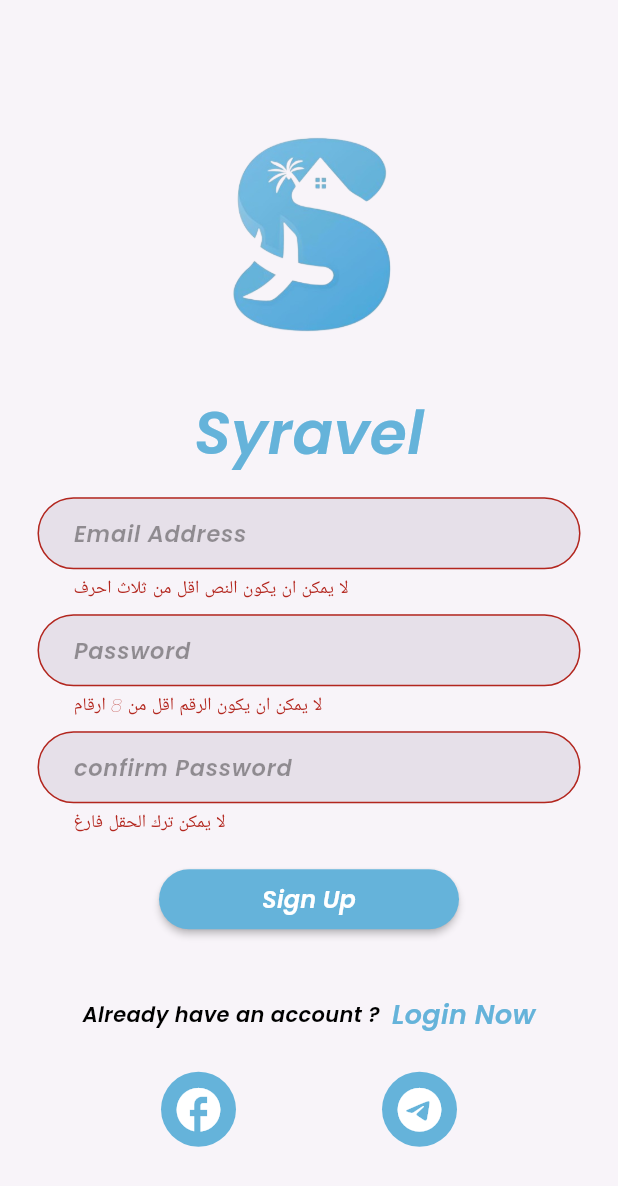
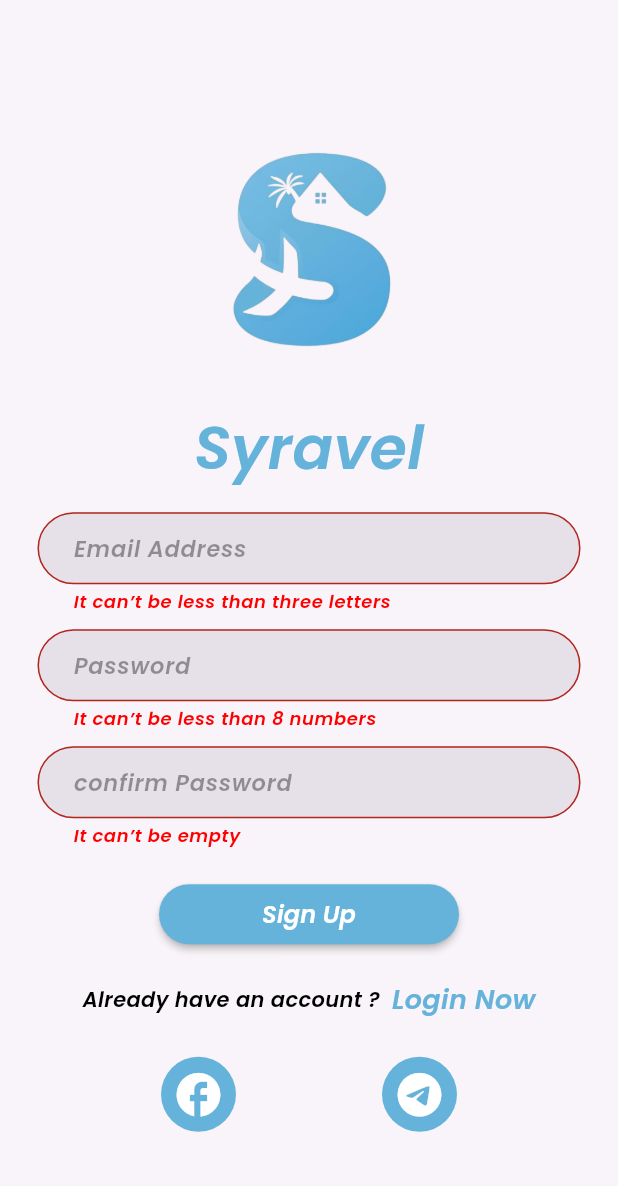
Before and after one commit to Ahmad01Almasri/Tourist_Guide_App, a Flutter app: the SignUp screen opened by its route, after a tap on "Sign Up", on a phone screen of 412 x 824 dp. Shown: the top 1186 px of the screen. Run offline on Flutter 3.47's test engine with Material 3 defaults, Android fonts, the phone set to English and light mode, and no system bars; our stand-ins replace fluttertoast, get_it, go_router, shared_preferences, shimmer, smooth_page_indicator; accounts and stored records are empty.

Commit message:
validation error text and style

```diff
--- a/lib/core/routes/app_router.dart
+++ b/lib/core/routes/app_router.dart
@@ -1,15 +1,16 @@
 import 'package:go_router/go_router.dart';
-import 'package:tourist_guide/features/auth/presentation/screen/login.dart';
-import 'package:tourist_guide/features/auth/presentation/screen/signup.dart';
+import 'package:tourist_guide/features/auth/presentation/pages/login.dart';
+import 'package:tourist_guide/features/auth/presentation/pages/signup.dart';
 import 'package:tourist_guide/features/splash/presentation/views/splash_view.dart';
 
+import '../../features/home/presentation/pages/city_selection.dart';
 import '../../features/on_boarding/presentation/views/on_boarding_view.dart';
 
 final GoRouter router = GoRouter(
   routes: [
     GoRoute(
       path: "/",
-      builder: (context, state) => const SplashPage(),
+      builder: (context, state) => const SignUp(),
     ),
     GoRoute(
       path: "/onBoarding",
@@ -22,6 +23,10 @@
     GoRoute(
       path: "/signIn",
       builder: (context, state) => const Login(),
+    ),
+    GoRoute(
+      path: "/citySelection",
+      builder: (context, state) => const SplashPage(),
     ),
     // GoRoute(
     //   path: "/forgotPassword",
--- a/lib/core/utils/app_colors.dart
+++ b/lib/core/utils/app_colors.dart
@@ -10,4 +10,5 @@
   static Color black = const Color(0xff000000);
   static Color white = const Color(0xffFFFFFF);
   static Color black38 = const Color(0x61000000);
+  static Color red = const Color(0xffFF0000);
 }
--- a/lib/core/utils/app_strings.dart
+++ b/lib/core/utils/app_strings.dart
@@ -22,8 +22,14 @@
       alreadyHaveAnAccount = "Already have an account ? ",
       dontHaveAnAccount = "Don’t have an account ? ",
       forgotPassword = "Forgot Password ?",
+      //validation
+      lessThanEight = "It can’t be less than 8 numbers",
+      lessThanThree = "It can’t be less than three letters",
+      empty = "It can’t be empty",
+      moreThanTwenty = "It can’t be more than three letters",
+      notTrue = "It's not true",
       //!Home Strings
-      recommendations = "Recommendations",
+      exploreNow = "Explore Now",
       about = "About",
       wars = "Wars",
       //!Search Strings
--- a/lib/core/utils/app_text_styles.dart
+++ b/lib/core/utils/app_text_styles.dart
@@ -28,6 +28,12 @@
     fontWeight: FontWeight.w600,
     color: AppColors.white,
   );
+  static final poppins600style12 = TextStyle(
+    fontSize: 12,
+    fontWeight: FontWeight.w600,
+    color: AppColors.red,
+  );
+
   static final poppinsBoldstyle16 = TextStyle(
     fontSize: 16,
     fontWeight: FontWeight.bold,
--- a/lib/features/auth/presentation/widget/button_auth.dart
+++ b/lib/core/widgets/button_app.dart
@@ -1,12 +1,12 @@
 import 'package:flutter/material.dart';
 import 'package:tourist_guide/core/utils/app_colors.dart';
 
-import '../../../../core/utils/app_text_styles.dart';
+import '../utils/app_text_styles.dart';
 
-class CustomButtonAuth extends StatelessWidget {
+class CustomButtonApp extends StatelessWidget {
   final void Function()? onPressed;
   final String title;
-  const CustomButtonAuth({super.key, this.onPressed, required this.title});
+  const CustomButtonApp({super.key, this.onPressed, required this.title});
 
   @override
   Widget build(BuildContext context) {
--- a/lib/features/auth/presentation/screen/login.dart
+++ b/lib/features/auth/presentation/pages/login.dart
@@ -5,9 +5,9 @@
 
 import '../../../../core/functions/navigation.dart';
 import '../../../../core/utils/app_text_styles.dart';
-import '../widget/button_auth.dart';
-import '../widget/row_icon_social_media.dart';
-import '../widget/text_field.dart';
+import '../../../../core/widgets/button_app.dart';
+import '../widgets/row_icon_social_media.dart';
+import '../widgets/text_field.dart';
 
 class Login extends StatefulWidget {
   final Function()? onTap;
@@ -69,11 +69,11 @@
                       mycontroller: passwordTextController,
                       validator: (text) {
                         if (text!.length < 8) {
-                          return "لا يمكن ان يكون الرقم اقل من 8 ارقام";
-                        } else if (text.length > 8) {
-                          return "لا يمكن ان يكون اكثر من 8 حرف ";
+                          return AppStrings.lessThanEight;
+                        } else if (text.length > 20) {
+                          return AppStrings.moreThanTwenty;
                         } else if (text.isEmpty) {
-                          return "لا يمكن ترك الحقل فارغ";
+                          return AppStrings.empty;
                         }
                         return null;
                       },
@@ -81,10 +81,10 @@
                   const SizedBox(
                     height: 20,
                   ),
-                  CustomButtonAuth(
+                  CustomButtonApp(
                     title: AppStrings.signIn,
                     onPressed: () {
-                      if (formstate.currentState!.validate()) {}
+                      // if (formstate.currentState!.validate()) {}
                     },
                   ),
                   const SizedBox(
--- a/lib/features/auth/presentation/screen/signup.dart
+++ b/lib/features/auth/presentation/pages/signup.dart
@@ -5,9 +5,9 @@
 
 import '../../../../core/functions/navigation.dart';
 import '../../../../core/utils/app_text_styles.dart';
-import '../widget/button_auth.dart';
-import '../widget/row_icon_social_media.dart';
-import '../widget/text_field.dart';
+import '../../../../core/widgets/button_app.dart';
+import '../widgets/row_icon_social_media.dart';
+import '../widgets/text_field.dart';
 
 class SignUp extends StatefulWidget {
   final Function()? onTap;
@@ -52,11 +52,11 @@
                     mycontroller: emailTextController,
                     validator: (text) {
                       if (text!.length < 3) {
-                        return "لا يمكن ان يكون النص اقل من ثلاث احرف";
+                        return AppStrings.lessThanThree;
                       } else if (text.isEmpty) {
-                        return "لا يمكن ترك الحقل فارغ";
+                        return AppStrings.empty;
                       } else if (text.length > 20) {
-                        return "لا يمكن ان يكون اكثر من 20 حرف ";
+                        return AppStrings.moreThanTwenty;
                       }
                       return null;
                     },
@@ -69,7 +69,7 @@
                       mycontroller: passwordTextController,
                       validator: (text) {
                         if (text!.length < 8) {
-                          return "لا يمكن ان يكون الرقم اقل من 8 ارقام";
+                          return AppStrings.lessThanEight;
                         } else if (text.length > 8) {
                           return "لا يمكن ان يكون اكثر من 8 حرف ";
                         } else if (text.isEmpty) {
@@ -86,10 +86,10 @@
                       mycontroller: confirmTextController,
                       validator: (text) {
                         if (text!.isEmpty) {
-                          return "لا يمكن ترك الحقل فارغ";
+                          return AppStrings.empty;
                         } else if (confirmTextController !=
                             passwordTextController) {
-                          return "   ";
+                          return AppStrings.notTrue;
                         }
                         return null;
                       },
@@ -97,14 +97,11 @@
                   const SizedBox(
                     height: 20,
                   ),
-                  CustomButtonAuth(
+                  CustomButtonApp(
                     title: AppStrings.signUp,
                     onPressed: () {
                       if (formstate.currentState!.validate()) {}
                     },
-                  ),
-                  const SizedBox(
-                    height: 20,
                   ),
                   const SizedBox(
                     height: 20,
--- a/lib/features/auth/presentation/widget/text_field.dart
+++ b/lib/features/auth/presentation/widgets/text_field.dart
@@ -23,6 +23,7 @@
       controller: mycontroller,
       obscureText: obscureText ?? false,
       decoration: InputDecoration(
+          errorStyle: AppTextStyles.poppins600style12,
           hintText: hinttext,
           hintStyle: AppTextStyles.poppinsW500style16,
           contentPadding:
--- a/lib/main.dart
+++ b/lib/main.dart
@@ -21,7 +21,9 @@
   Widget build(BuildContext context) {
     return MaterialApp.router(
       theme: ThemeData(
-          scaffoldBackgroundColor: AppColors.offWhite, fontFamily: 'Poppins'),
+        scaffoldBackgroundColor: AppColors.offWhite,
+        fontFamily: 'Poppins',
+      ),
       debugShowCheckedModeBanner: false,
       routerConfig: router,
     );
--- a/pubspec.yaml
+++ b/pubspec.yaml
@@ -88,7 +88,7 @@
       fonts:
         - asset: assets/fonts/Poppins-SemiBoldItalic.ttf
         - asset: assets/fonts/Poppins-ThinItalic.ttf
-          style: italic
+
   #   - family: Trajan Pro
   #     fonts:
   #       - asset: fonts/TrajanPro.ttf
```
Also changed, not shown: lib/core/widgets/custom_data_list_view.dart (+32 -32 lines), lib/core/widgets/custom_data_list_view_item.dart (+72 -72 lines), lib/features/home/presentation/pages/city_selection.dart (added, +49 -0 lines), lib/features/auth/presentation/widgets/icon_social_media.dart (renamed from lib/features/auth/presentation/widget/icon_social_media.dart), lib/features/auth/presentation/widgets/row_icon_social_media.dart (renamed from lib/features/auth/presentation/widget/row_icon_social_media.dart).
